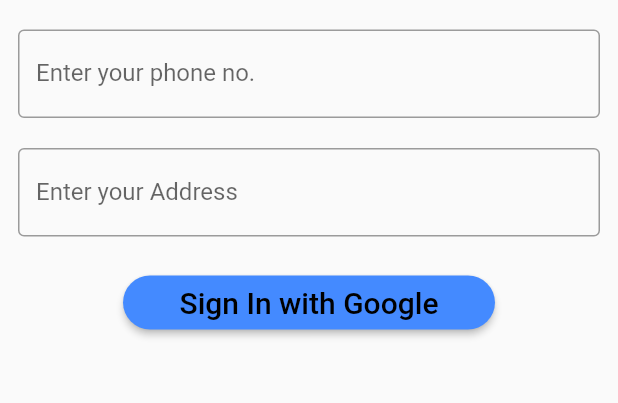
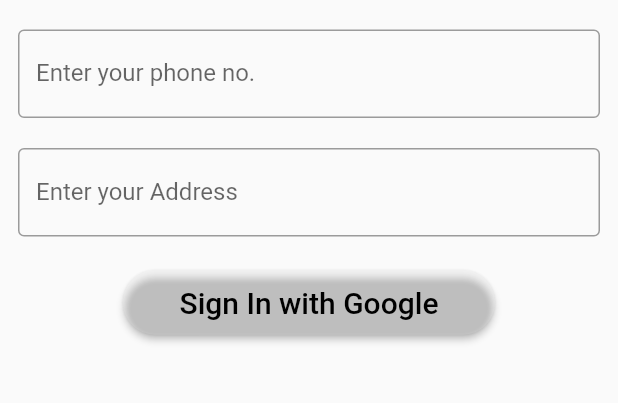
Before and after one commit to yuktagopalani/Home-Care, a Flutter app: the screen it shows after launch, after a tap on "Sign In with Google", after a tap on "Sign Out", on a phone screen of 412 x 824 dp, the part 524-927 px from its top. Run offline on Flutter 3.47's test engine with Material 2 defaults, Android fonts, the phone set to English and light mode, and no system bars; our stand-ins replace cloud_firestore, firebase_auth, geolocator, google_sign_in, shared_preferences; missing offline and left inert: cloud_firestore_platform_interface, cloud_firestore_web, firebase_auth_web, firebase_core_web, google_sign_in_web, shared_preferences_web; accounts and stored records are empty; Roboto replaces fonts that are missing (Montserrat).

Commit message:
Added the background for the mainpage.

```diff
--- a/lib/main.dart
+++ b/lib/main.dart
@@ -4,7 +4,6 @@ import 'package:wow/utilities/sharedprefutility.dart';
 import 'package:wow/screens/home.dart';
 import 'package:wow/screens/userdetails.dart';
 import 'package:wow/screens/blank.dart';
-
 import 'screens/home.dart';
 
 void main() {
@@ -51,7 +50,7 @@ class _MyAppState extends State<MyApp> {
           },
         ),
       ),
-      title: 'SemBreaker',
+      title: 'Help Care',
       debugShowCheckedModeBanner: false,
       home: FutureBuilder(
         future: SharedPreferencesUtil.getBooleanValue(Constants.USER_LOGGED_IN),
--- a/lib/screens/gethelp.dart
+++ b/lib/screens/gethelp.dart
@@ -1,5 +1,4 @@
 import 'dart:convert';
-
 import 'package:flutter/material.dart';
 import 'package:wow/models/user.dart';
 import 'package:wow/utilities/sharedprefutility.dart';
--- a/lib/screens/home.dart
+++ b/lib/screens/home.dart
@@ -9,14 +9,23 @@ class MainPage extends StatelessWidget {
   @override
   Widget build(BuildContext context) {
     return Scaffold(
-      backgroundColor: Colors.red,
+//      backgroundColor: Colors.t
       body: SafeArea(
+
+        child: Container(
+          constraints: BoxConstraints.expand(),
+          decoration: BoxDecoration(
+              image: DecorationImage(
+                  image:AssetImage('assets/background.jpg'),
+                  fit: BoxFit.cover)
+          ),
+
           child: Column(
             mainAxisAlignment: MainAxisAlignment.center,
             children: <Widget>[
               CircleAvatar(
-              radius: 50.0,
-              backgroundImage:AssetImage('assets/flutter_logo.png'),
+                radius: 70.0,
+                backgroundImage:AssetImage('assets/home_logo.png'),
               ),
               SizedBox(
                 height: 30.0,
@@ -107,6 +116,7 @@ class MainPage extends StatelessWidget {
             ],
           ),
         ),
+      ),
     );
   }
 }
--- a/lib/screens/userdetails.dart
+++ b/lib/screens/userdetails.dart
@@ -87,13 +87,16 @@ class _UserDetailsState extends State<UserDetails> {
                         padding: EdgeInsets.only(left: 70.0, right: 70.0),
                         child: RaisedButton(
                           textColor: Colors.black,
-                          color: Colors.blueAccent,
+                          color: Colors.white12,
                           child: Center(
-                            child: Text("Sign In with Google",
-                              textAlign: TextAlign.center,
-                              style: TextStyle(
-                                fontSize: 20.0,
+                            child: Padding(
+                              padding: const EdgeInsets.all(10.0),
+                              child: Text("Sign In with Google",
+                                textAlign: TextAlign.center,
+                                style: TextStyle(
+                                  fontSize: 20.0,
 //              fontWeight: FontWeight.bold,
+                                ),
                               ),
                             ),
                           ),
--- a/pubspec.yaml
+++ b/pubspec.yaml
@@ -54,6 +54,9 @@ flutter:
   assets:
     - assets/flutter_logo.png
     - assets/gLogo.png
+    - assets/home_logo.png
+    - assets/background.jpg
+
   # An image asset can refer to one or more resolution-specific "variants", see
   # https://flutter.dev/assets-and-images/#resolution-aware.
 
```
Also changed, not shown: assets/background.jpg (added), assets/home_logo.png (added), pubspec.lock, 3 other files. Lines whose indentation alone changed are shown as unchanged.
